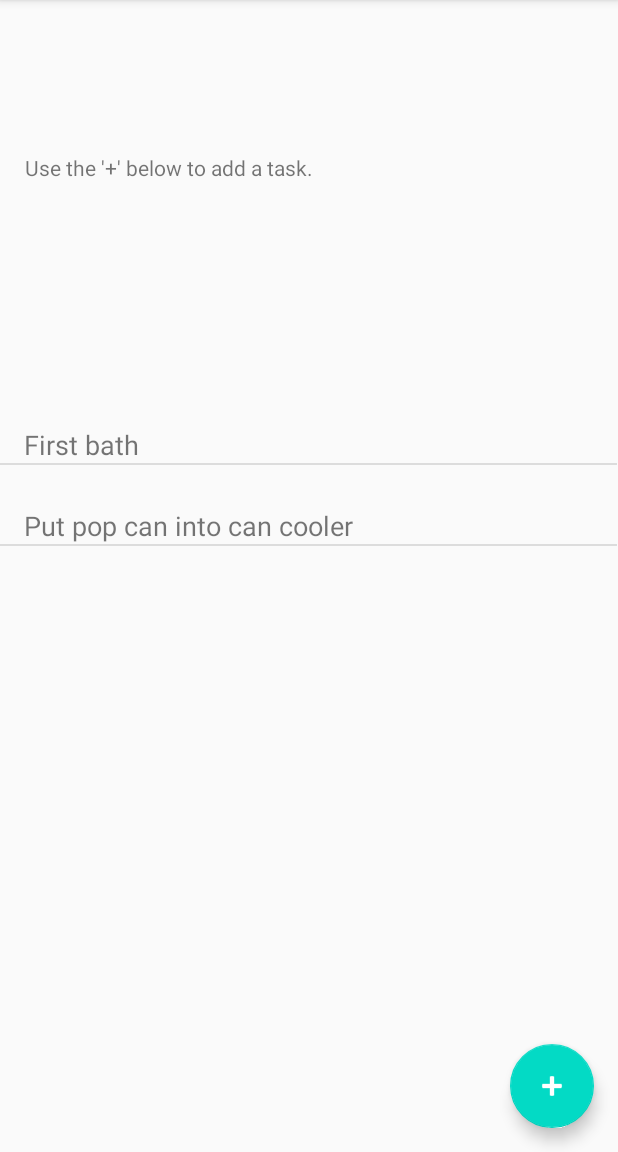
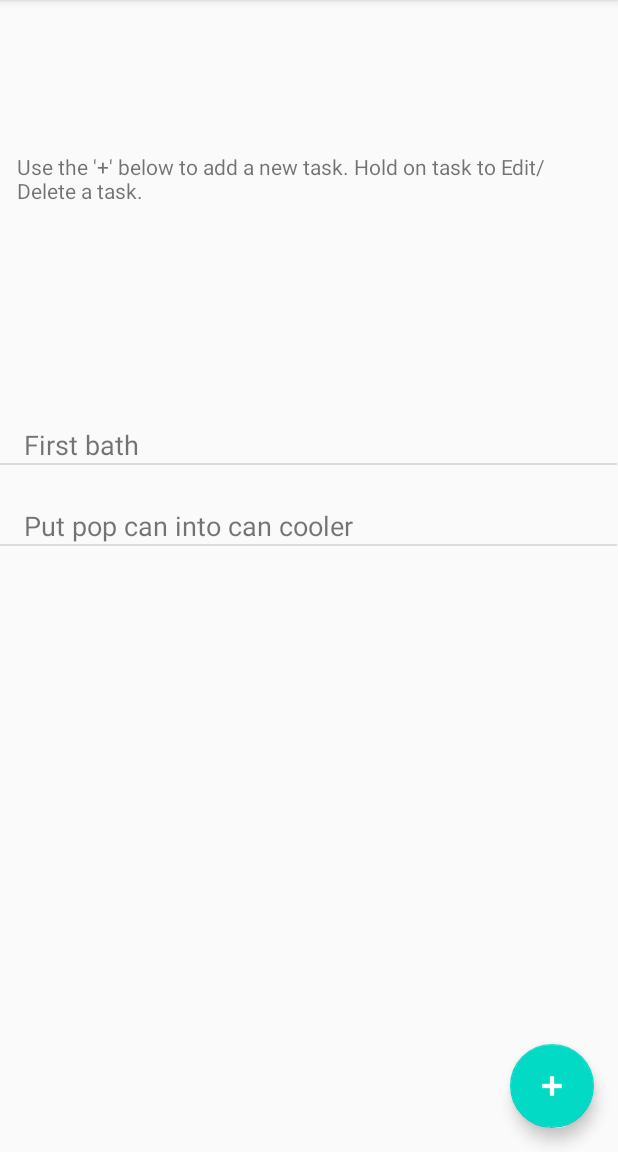
Before and after one commit to wanyingc/PracticalParentApp, an Android app: the screen it shows after launch (TasksList), after a tap on "TASKS", on a phone screen of 412 x 824 dp, the part 84-1236 px from its top. Run offline under Robolectric (Android 15) with nearby library versions, the phone set to English and light mode, and no system bars.

Commit message:
Implement Edit and Remove task.

```diff
--- a/app/src/main/AndroidManifest.xml
+++ b/app/src/main/AndroidManifest.xml
@@ -12,7 +12,8 @@
         android:roundIcon="@mipmap/ic_launcher_round"
         android:supportsRtl="true"
         android:theme="@style/AppTheme">
-        <activity android:name=".view.TaskAdd"></activity>
+        <activity android:name=".view.TaskEdit"></activity>
+        <activity android:name=".view.TaskAdd" />
         <activity android:name=".view.TasksList" />
         <activity
             android:name=".view.Help"
--- a/app/src/main/java/ca/cmpt276/practicalparent/model/TaskManager.java
+++ b/app/src/main/java/ca/cmpt276/practicalparent/model/TaskManager.java
@@ -29,6 +29,7 @@ public class TaskManager implements Iterable<Task>  {
     public void addTask(Task task) {
         taskList.add(task);
     }
+    public boolean emptyTask() {return taskList.isEmpty();}
 
     public Task getTask(int index) {
         return taskList.get(index);
@@ -40,6 +41,10 @@ public class TaskManager implements Iterable<Task>  {
         taskList.clear();
     }
 
+    public void deleteTask(int index) {
+        taskList.remove(index);
+    }
+
     @Override
     public Iterator<Task> iterator() {
         return taskList.iterator();
--- a/app/src/main/java/ca/cmpt276/practicalparent/view/ChildEdit.java
+++ b/app/src/main/java/ca/cmpt276/practicalparent/view/ChildEdit.java
@@ -52,7 +52,7 @@ public class ChildEdit extends AppCompatActivity {
 
     public static Intent makeIntent(Context context, int index) {
         Intent intent = new Intent(context, ChildEdit.class);
-        intent.putExtra("ca.cmpt276.practicalparent - selectedChild", index);
+        intent.putExtra("ca.cmpt276.practicalparent - selectedTask", index);
         return intent;
     }
 
--- a/app/src/main/java/ca/cmpt276/practicalparent/view/TasksList.java
+++ b/app/src/main/java/ca/cmpt276/practicalparent/view/TasksList.java
@@ -10,10 +10,12 @@ import android.graphics.Bitmap;
 import android.os.Bundle;
 import android.view.View;
 import android.view.ViewGroup;
+import android.widget.AdapterView;
 import android.widget.ArrayAdapter;
 import android.widget.ImageView;
 import android.widget.ListView;
 import android.widget.TextView;
+import android.widget.Toast;
 
 import com.google.android.material.floatingactionbutton.FloatingActionButton;
 
@@ -48,10 +50,45 @@ public class TasksList extends AppCompatActivity {
 
         manager = TaskManager.getInstance();
 
-        // Populate the List with some test lenses
-        manager.addTask(new Task("First bath"));
-        manager.addTask(new Task("Put pop can into can cooler"));
+        if (manager.emptyTask() == true){
+            Task task1 = new Task("First bath");
+            Task task2 = new Task("Put pop can into can cooler");
 
+            TaskManager.getInstance().addTask(task1);
+            TaskManager.getInstance().addTask(task2);
+        }
+
+        taskClickHandler();
+
+    }
+
+    private void taskClickHandler() {
+        ListView list = (ListView) findViewById(R.id.taskList);
+
+        //Hold item to delete
+        list.setOnItemLongClickListener(new AdapterView.OnItemLongClickListener() {
+            @Override
+            public boolean onItemLongClick(AdapterView<?> parent, View view, int position, long id) {
+                String message = "Editing " + manager.getTask(position).getTaskName();
+                Toast.makeText(TasksList.this, message, Toast.LENGTH_LONG).show();
+                Intent intent = TaskEdit.makeIntent(TasksList.this, position);
+                startActivity(intent);
+                return true;
+            }
+        });
+
+        //Click on item to show pop up message
+        list.setOnItemClickListener(new AdapterView.OnItemClickListener() {
+
+            @Override
+            public void onItemClick(AdapterView<?> parent, View viewClicked, int position, long id) {
+                String message = "Showing " + manager.getTask(position).getTaskName();
+                Toast.makeText(TasksList.this, message, Toast.LENGTH_LONG).show();
+
+//                Intent intent = ChildEdit.makeIntent(ChildList.this, position);
+//                startActivity(intent);
+            }
+        });
     }
 
     // Intent from Main menu to task list activity
--- a/app/src/main/res/layout/activity_tasks_list.xml
+++ b/app/src/main/res/layout/activity_tasks_list.xml
@@ -14,12 +14,13 @@
             android:id="@+id/textView7"
             android:layout_width="384dp"
             android:layout_height="52dp"
-            android:text="@string/use_the_below_to_add_a_task"
+            android:text="@string/use_the_below_to_add_a_new_task_hold_on_task_to_edit_delete_a_task"
             app:layout_constraintBottom_toTopOf="@+id/taskList"
             app:layout_constraintEnd_toEndOf="parent"
-            app:layout_constraintHorizontal_bias="0.592"
+            app:layout_constraintHorizontal_bias="0.407"
             app:layout_constraintStart_toStartOf="parent"
-            app:layout_constraintTop_toTopOf="parent" />
+            app:layout_constraintTop_toTopOf="parent"
+            app:layout_constraintVertical_bias="0.497" />
 
         <ListView
             android:id="@+id/taskList"
--- a/app/src/main/res/values/strings.xml
+++ b/app/src/main/res/values/strings.xml
@@ -47,5 +47,8 @@
     <string name="task_name">Task Name:</string>
     <string name="task_description">Task Description:</string>
     <string name="todo">TODO</string>
+    <string name="use_the_below_to_add_a_new_task_hold_on_task_to_edit_delete_a_task">Use the \'+\' below to add a new task. Hold on task to Edit/Delete a task.</string>
+    <string name="edit">Edit</string>
+    <string name="remove">Remove</string>
 
 </resources>
```
Also changed, not shown: app/src/main/java/ca/cmpt276/practicalparent/view/TaskEdit.java (added, +87 -0 lines), app/src/main/res/layout/activity_task_edit.xml (added, +56 -0 lines).
